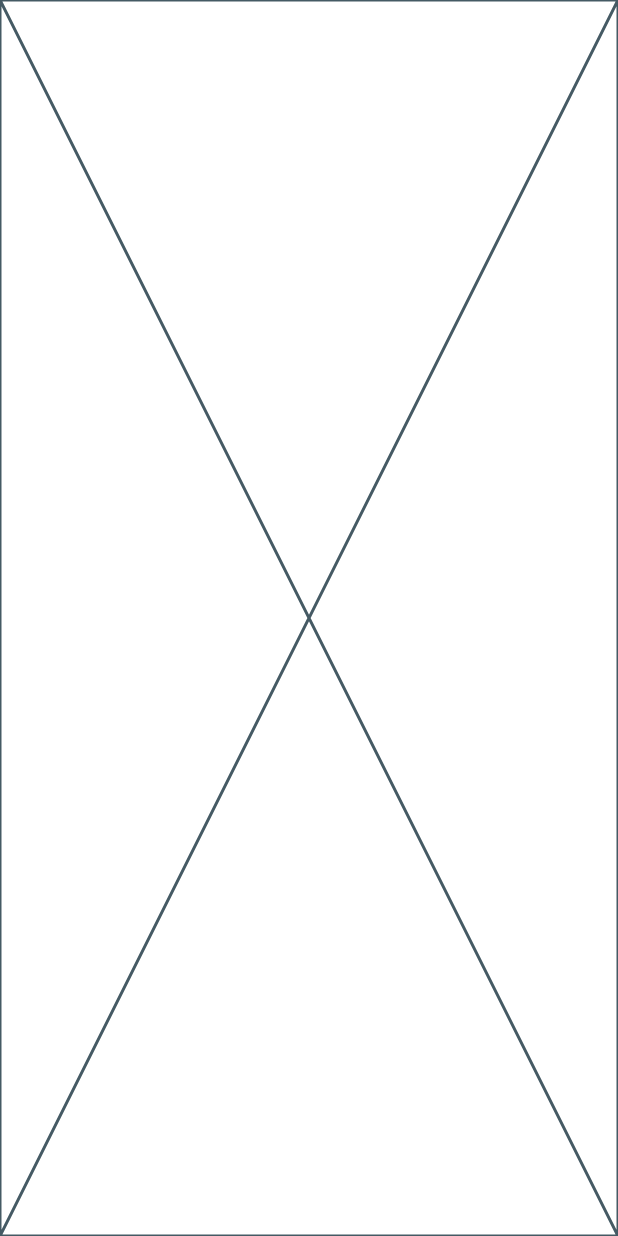
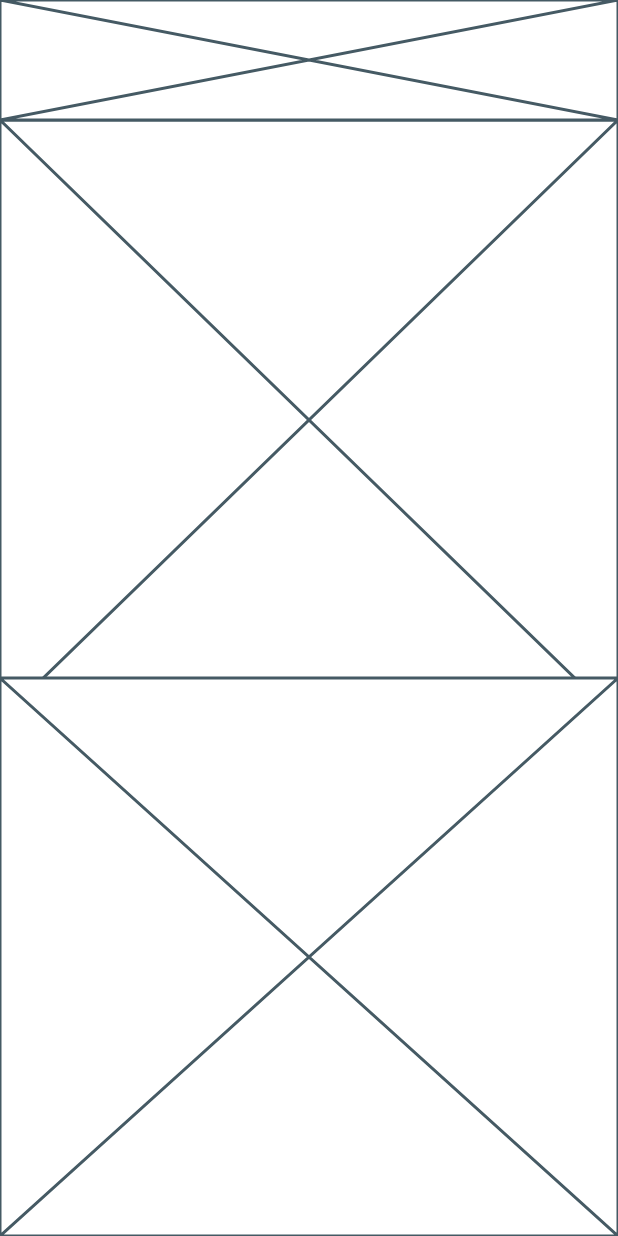
Before and after one commit to oumerjm/MyShoeAppFlutter, a Flutter app: the screen it shows after launch, on a phone screen of 412 x 824 dp. Run offline on Flutter 3.47's test engine with Material 3 defaults, Android fonts, the phone set to English and light mode, and no system bars.

Commit message:
designing the structure of the app

```diff
--- a/lib/main.dart
+++ b/lib/main.dart
@@ -31,6 +31,36 @@
 class _ProductDetailPageState extends State<ProductDetailPage> {
   @override
   Widget build(BuildContext context) {
-    return  Placeholder();
+    return  Scaffold(
+      backgroundColor: Colors.white,
+      body: SafeArea(
+        child: Column(
+        children: [
+          Placeholder(fallbackHeight: 80,),
+          Expanded(
+
+            child: SingleChildScrollView(
+              physics: BouncingScrollPhysics(),
+              child: Column(
+                crossAxisAlignment: CrossAxisAlignment.center,
+                children: [
+                  Placeholder(),
+                  SizedBox(height: 20,),
+                  Column(
+                    children: [
+                      Placeholder(),
+                      SizedBox(height: 20,),
+                      Placeholder(),
+                      SizedBox(height: 20,),
+                      Placeholder()
+                    ],
+                  )
+                ],
+              ),
+            )),
+          Expanded(child: Placeholder(fallbackHeight: 70,))
+        ],
+      )),
+    );
   }
 }
```
